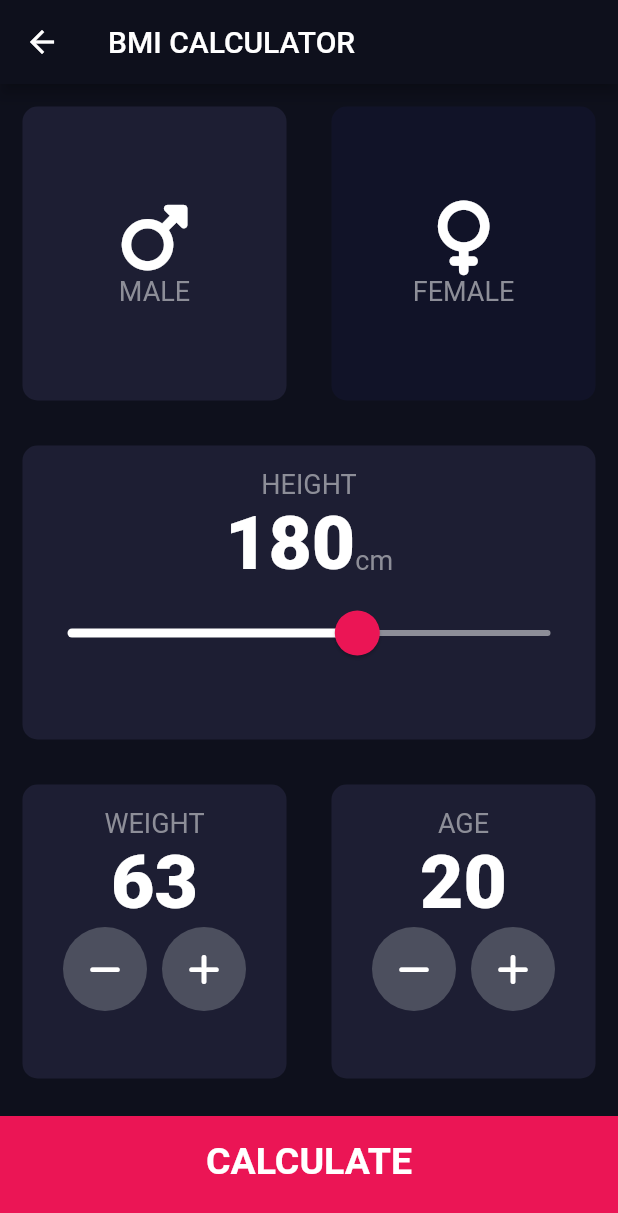
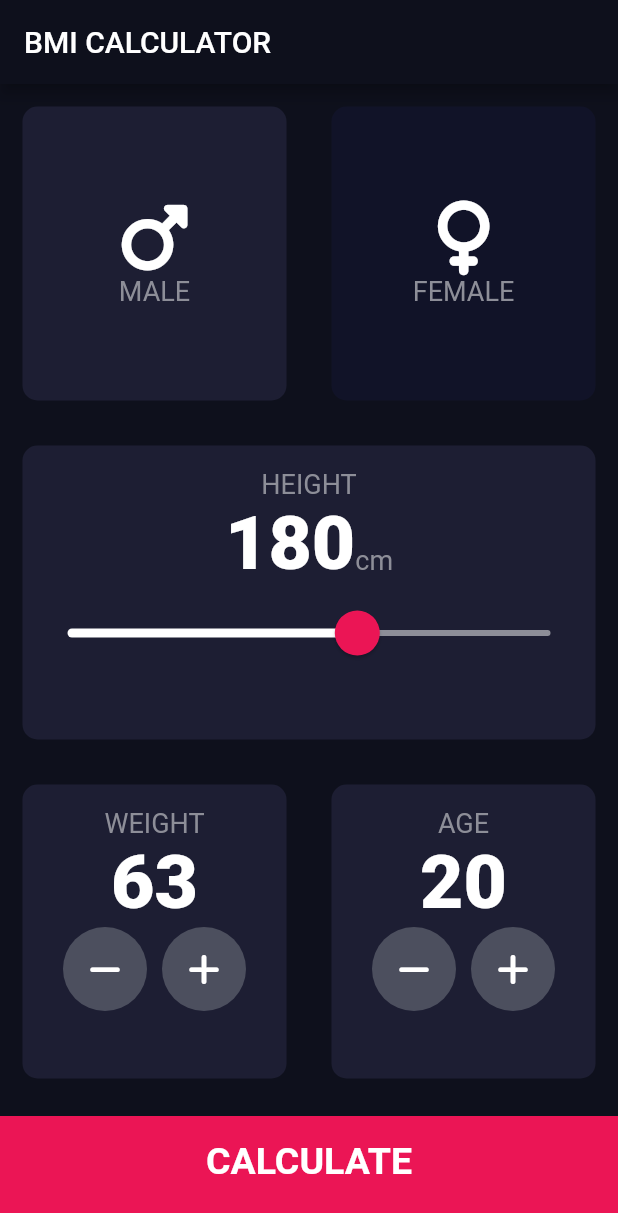
Before and after one commit to danaFlorescu/BMI-Calculator, a Flutter app: the InputPage screen opened directly, on a phone screen of 412 x 824 dp. Shown: the top 1213 px of the screen. Run offline on Flutter 3.47's test engine with Material 2 defaults, Android fonts, the phone set to English and light mode, and no system bars; our stand-ins replace font_awesome_flutter.

Commit message:
completed project

```diff
--- a/lib/components/bottom_button.dart
+++ b/lib/components/bottom_button.dart
@@ -2,16 +2,19 @@
 import 'package:bmi_calculator/constants.dart';
 
 class BottomButton extends StatelessWidget {
-  const BottomButton({
-    super.key,
-  });
+  BottomButton({required this.textOfTheButton, required this.onTapAction});
+
+  final String textOfTheButton;
+  final VoidCallback onTapAction;
 
   @override
   Widget build(BuildContext context) {
-    return Container(
+    return GestureDetector(
+      onTap: onTapAction,
+      child: Container(
         child: Center(
           child: Text(
-          'CALCULATE',
+            textOfTheButton,
             style: kLargeButtonTextStyle,
           ),
         ),
@@ -20,6 +23,7 @@
         padding: EdgeInsets.only(bottom: 20.0),
         width: double.infinity,
         height: kBottomContainerHeight,
+      ),
     );
   }
 }
--- a/lib/main.dart
+++ b/lib/main.dart
@@ -1,6 +1,5 @@
 import 'package:flutter/material.dart';
 import 'screens/input_page.dart';
-import 'screens/results_page.dart';
 
 void main() => runApp(BMICalculator());
 
@@ -16,7 +15,7 @@
         ),
         scaffoldBackgroundColor: Color(0xFF0E101C),
       ),
-      home: ResultsPage(),
+      home: InputPage(),
     );
   }
 }
```
Also changed, not shown: lib/calculator_brain.dart (added, +35 -0 lines), lib/screens/input_page.dart (+20 -1 lines), lib/screens/results_page.dart (+17 -5 lines). Lines whose indentation alone changed are shown as unchanged.
